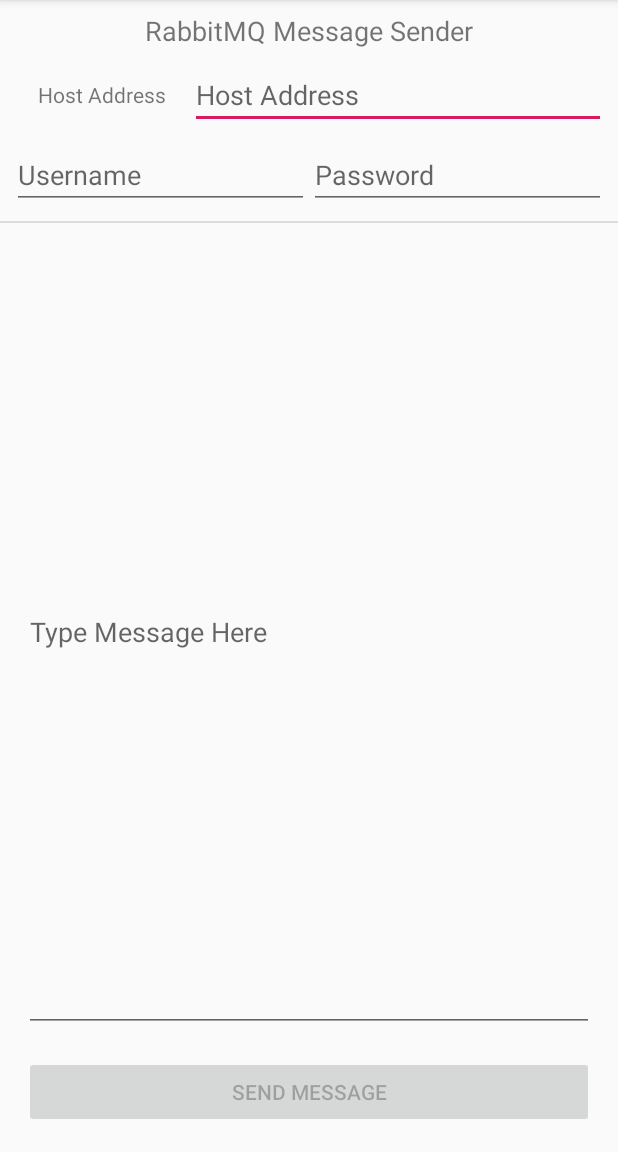
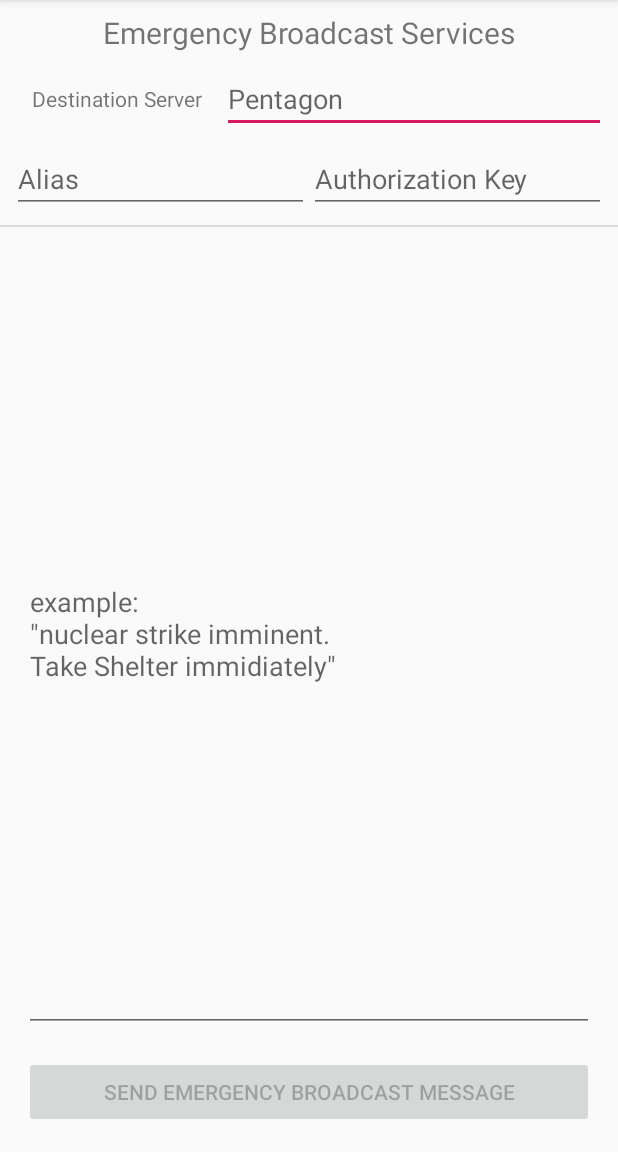
Before and after one commit to 19317362/sendtherabbit, an Android app: the screen it shows after launch (MainActivity), on a phone screen of 412 x 824 dp, the part 84-1236 px from its top. Run offline under Robolectric (Android 15) with nearby library versions, the phone set to English and light mode, and no system bars.

Commit message:
FINAL did the styles

```diff
--- a/app/src/main/java/com/hayn/sendtherabbit/MainActivity.java
+++ b/app/src/main/java/com/hayn/sendtherabbit/MainActivity.java
@@ -3,7 +3,6 @@ package com.hayn.sendtherabbit;
 import androidx.appcompat.app.AppCompatActivity;
 import androidx.lifecycle.Lifecycle;
 import androidx.lifecycle.OnLifecycleEvent;
-
 import android.content.Context;
 import android.content.SharedPreferences;
 import android.os.Bundle;
@@ -13,10 +12,6 @@ import android.view.View;
 import android.widget.Button;
 import android.widget.EditText;
 import android.widget.Toast;
-import com.rabbitmq.client.Connection;
-import com.rabbitmq.client.Channel;
-import com.rabbitmq.client.ConnectionFactory;
-
 import java.io.IOException;
 import java.util.concurrent.TimeoutException;
 
@@ -25,7 +20,7 @@ public class MainActivity extends AppCompatActivity {
     /**
      * APP to send rabbitMQ messages
      *
-     * TODO: make into news publisher app ; implement rabbitmq
+     * TODO:
      */
 
     EditText editHost, editMessage, editUser, editPass;
@@ -63,7 +58,7 @@ public class MainActivity extends AppCompatActivity {
 
             @Override public void afterTextChanged(Editable s) {
                 //Enable button only if text present in both editTexts
-                buttonSend.setEnabled(!(isEmpty(editHost) | isEmpty(editMessage)));
+                buttonSend.setEnabled(!(isEmpty(editHost) | isEmpty(editMessage) | isEmpty(editUser)));
             }
         };
 
@@ -73,6 +68,7 @@ public class MainActivity extends AppCompatActivity {
                 //createToast("Message Sent!", Toast.LENGTH_SHORT); //create Toast
                 publisherTask.setHost(editHost.getText().toString().trim());
                 publisherTask.setAccount(editUser.getText().toString().trim(), editPass.getText().toString().trim());
+                publisherTask.setContext(getApplicationContext());
                 new publisherTask().execute(editMessage.getText().toString().trim());
             }
         });
@@ -80,6 +76,7 @@ public class MainActivity extends AppCompatActivity {
         //setup textChanged Listeners to evaluate if sending message should be enabled or not
         editHost.addTextChangedListener(textWatcher);
         editMessage.addTextChangedListener(textWatcher);
+        editUser.addTextChangedListener(textWatcher);
 
         //load saved Preferences, like Host address etc..
         loadPreferences();
@@ -108,7 +105,7 @@ public class MainActivity extends AppCompatActivity {
         return etText.getText().toString().trim().length() == 0;
     }
 
-    private void createToast(CharSequence msg, int length){
+    void createToast(CharSequence msg, int length){
         Toast.makeText(getApplicationContext(), msg, length).show();
     }
 
--- a/app/src/main/res/layout/activity_main.xml
+++ b/app/src/main/res/layout/activity_main.xml
@@ -15,8 +15,8 @@
         android:layout_marginStart="16dp"
         android:layout_marginTop="8dp"
         android:layout_marginEnd="16dp"
-        android:text="RabbitMQ Message Sender"
-        android:textSize="18sp"
+        android:text="Emergency Broadcast Services"
+        android:textSize="20sp"
         app:layout_constraintEnd_toEndOf="parent"
         app:layout_constraintStart_toStartOf="parent"
         app:layout_constraintTop_toTopOf="parent" />
@@ -39,15 +39,15 @@
             android:layout_width="wrap_content"
             android:layout_height="wrap_content"
             android:layout_weight="1"
-            android:text="Host Address"
+            android:text="Destination Server"
             android:textAlignment="center" />
 
         <EditText
             android:id="@+id/editHost"
             android:layout_width="wrap_content"
             android:layout_height="wrap_content"
-            android:ems="13"
-            android:hint="Host Address"
+            android:ems="12"
+            android:hint="Pentagon"
             android:inputType="textFilter"
             android:singleLine="true" />
     </LinearLayout>
@@ -72,7 +72,7 @@
             android:layout_height="wrap_content"
             android:layout_weight="1"
             android:ems="13"
-            android:hint="Username"
+            android:hint="Alias"
             android:inputType="textFilter"
             android:singleLine="true"
             android:textSize="18sp" />
@@ -83,7 +83,7 @@
             android:layout_height="wrap_content"
             android:layout_weight="1"
             android:ems="13"
-            android:hint="Password"
+            android:hint="Authorization Key"
             android:inputType="textPassword"
             android:singleLine="true" />
     </LinearLayout>
@@ -105,7 +105,7 @@
         android:layout_marginEnd="16dp"
         android:layout_marginBottom="16dp"
         android:ems="10"
-        android:hint="Type Message Here"
+        android:hint='example:\n"nuclear strike imminent.\nTake Shelter immidiately"'
         android:inputType="text"
         android:singleLine="false"
         app:layout_constraintBottom_toTopOf="@+id/buttonSend"
@@ -121,7 +121,7 @@
         android:layout_marginEnd="16dp"
         android:layout_marginBottom="16dp"
         android:gravity="center"
-        android:text="send message"
+        android:text="send emergency broadcast message"
         app:layout_constraintBottom_toBottomOf="parent"
         app:layout_constraintEnd_toEndOf="parent"
         app:layout_constraintStart_toStartOf="parent" />
```
Also changed, not shown: app/src/main/java/com/hayn/sendtherabbit/publishTask.java (+22 -7 lines).
